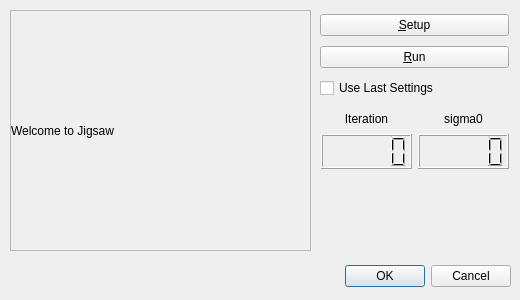
Old version of the form isis/src/qisis/objs/JigsawDialog/JigsawDialog.ui in the repository DOI-USGS/ISIS3.
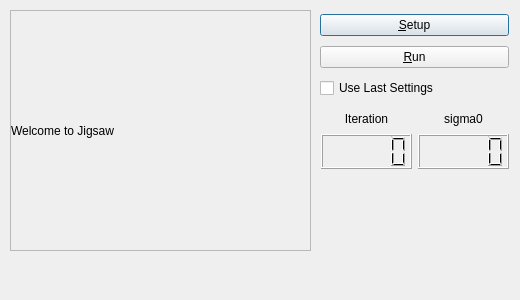
New version of the form. Icons and pictures are not drawn.

Commit message: Updated JigsawDialog with Accept, Reject, Close buttons. Fixes #4781.

Diff of the .ui file:
```diff
--- a/isis/src/qisis/objs/JigsawDialog/JigsawDialog.ui
+++ b/isis/src/qisis/objs/JigsawDialog/JigsawDialog.ui
@@ -32,9 +32,6 @@
    <property name="orientation">
     <enum>Qt::Horizontal</enum>
    </property>
-   <property name="standardButtons">
-    <set>QDialogButtonBox::Cancel|QDialogButtonBox::Ok</set>
-   </property>
   </widget>
   <widget class="QWidget" name="jigsawButtonsLayoutWidget">
    <property name="geometry">
```
The commit also changes 2 other files.
